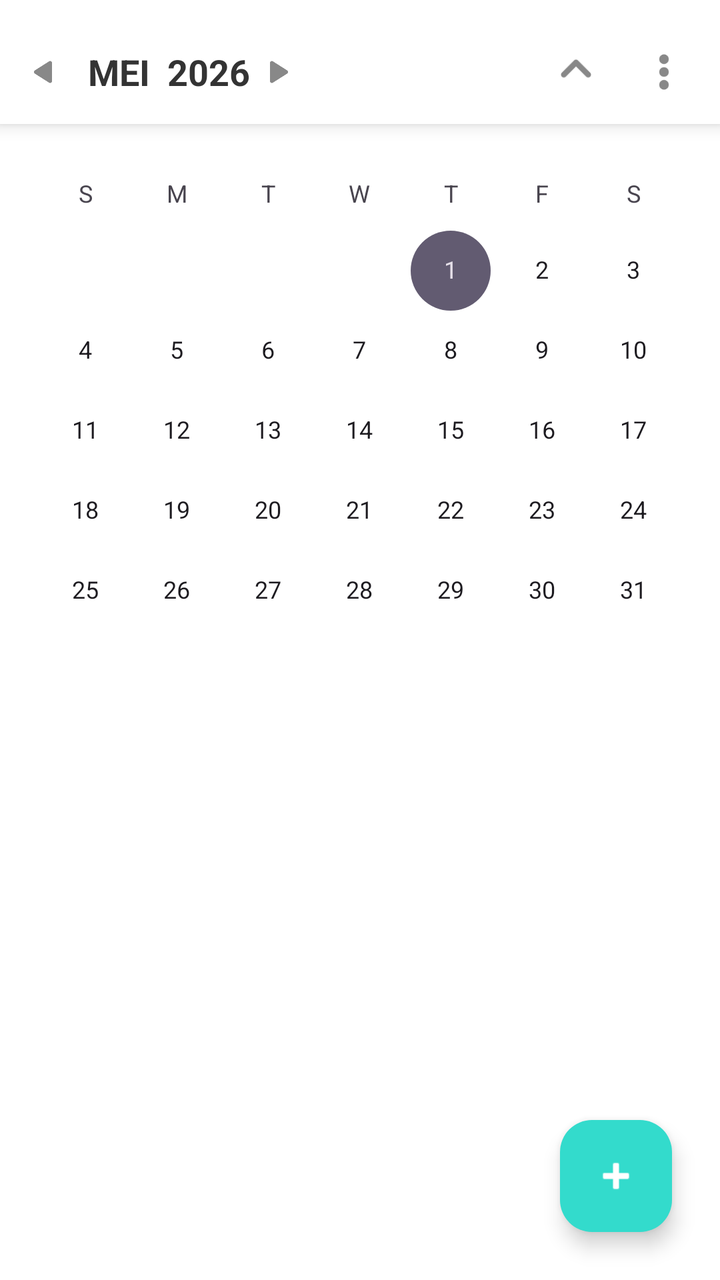
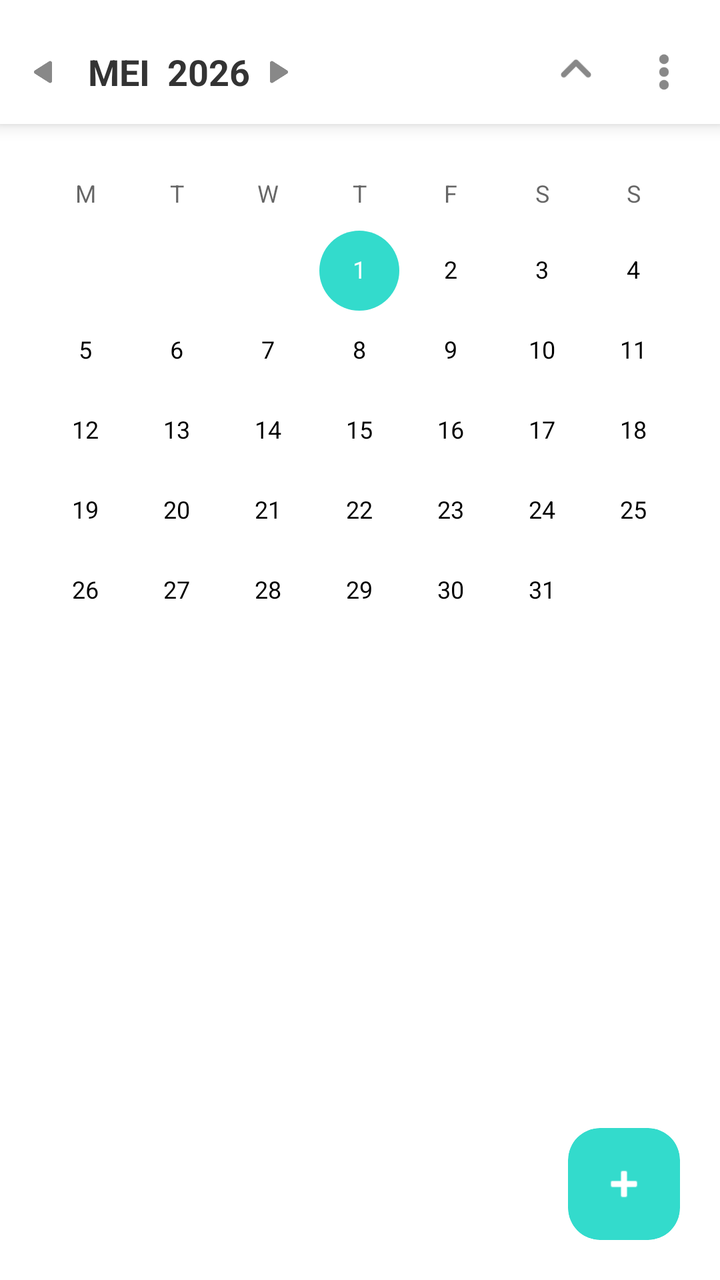

Two renders of the same Android screen: before a commit and after it. Below are the layout's source before the change and the commit's diff.
<!-- AndroidManifest.xml: application theme Theme.Todolist -->
<!-- res/layout/fragment_calendar.xml -->
<?xml version="1.0" encoding="utf-8"?>
<androidx.constraintlayout.widget.ConstraintLayout
    xmlns:android="http://schemas.android.com/apk/res/android"
    xmlns:app="http://schemas.android.com/apk/res-auto"
    android:layout_width="match_parent"
    android:layout_height="match_parent"
    android:background="#FFFFFF">

    <LinearLayout
        android:id="@+id/headerLayout"
        android:layout_width="match_parent"
        android:layout_height="wrap_content"
        android:orientation="horizontal"
        android:paddingHorizontal="16dp"
        android:paddingTop="20dp"
        android:paddingBottom="10dp"
        android:gravity="center_vertical"
        android:background="#FFFFFF"
        android:elevation="5dp"
        app:layout_constraintTop_toTopOf="parent">

        <ImageView android:layout_width="12dp" android:layout_height="12dp" android:src="@drawable/triangle_arrow" android:rotation="90" app:tint="#888888"/>
        <TextView android:layout_width="wrap_content" android:layout_height="wrap_content" android:text="MEI  2026" android:textSize="18sp" android:textStyle="bold" android:textColor="#333333" android:layout_marginStart="16dp"/>
        <ImageView android:layout_width="12dp" android:layout_height="12dp" android:src="@drawable/triangle_arrow" android:layout_marginStart="8dp" android:rotation="-90" app:tint="#888888"/>
        <View android:layout_width="0dp" android:layout_height="0dp" android:layout_weight="1"/>
        <ImageView android:layout_width="32dp" android:layout_height="32dp" android:src="@drawable/arrow_up" app:tint="#888888"/>
        <ImageView android:layout_width="24dp" android:layout_height="24dp" android:layout_marginStart="16dp" android:src="@drawable/menu_vertical" app:tint="#888888"/>
    </LinearLayout>

    <CalendarView
        android:id="@+id/calendarView"
        android:layout_width="match_parent"
        android:layout_height="wrap_content"
        android:layout_marginTop="-45dp"
        app:layout_constraintTop_toBottomOf="@id/headerLayout" />

    <com.google.android.material.floatingactionbutton.FloatingActionButton
        android:id="@+id/fabAdd"
        android:layout_width="wrap_content"
        android:layout_height="wrap_content"
        android:layout_marginEnd="24dp"
        android:layout_marginBottom="24dp"
        android:src="@android:drawable/ic_input_add"
        app:backgroundTint="#33dbcc"
        app:tint="#FFFFFF"
        app:elevation="6dp"
        app:layout_constraintBottom_toBottomOf="parent"
        app:layout_constraintEnd_toEndOf="parent"/>

</androidx.constraintlayout.widget.ConstraintLayout>
<!-- resources referenced by this layout -->
<resources>
  <!-- drawable arrow_up: png bitmap (drawable, 428 bytes) -->
  <!-- drawable menu_vertical: png bitmap (drawable, 1023 bytes) -->
  <!-- drawable triangle_arrow: png bitmap (drawable, 1017 bytes) -->
  <style name="Theme.Todolist" parent="Base.Theme.Todolist" />
  <style name="Base.Theme.Todolist" parent="Theme.Material3.DayNight.NoActionBar">
          
          
      </style>
</resources>

<!-- the commit's change to res/layout/fragment_calendar.xml (unified diff, before → after) -->
@@ -20,10 +20,17 @@
         app:layout_constraintTop_toTopOf="parent">
 
         <ImageView android:layout_width="12dp" android:layout_height="12dp" android:src="@drawable/triangle_arrow" android:rotation="90" app:tint="#888888"/>
-        <TextView android:layout_width="wrap_content" android:layout_height="wrap_content" android:text="MEI  2026" android:textSize="18sp" android:textStyle="bold" android:textColor="#333333" android:layout_marginStart="16dp"/>
+        <TextView android:id="@+id/tvBulanTahun" android:layout_width="wrap_content" android:layout_height="wrap_content" android:text="MEI  2026" android:textSize="18sp" android:textStyle="bold" android:textColor="#333333" android:layout_marginStart="16dp"/>
         <ImageView android:layout_width="12dp" android:layout_height="12dp" android:src="@drawable/triangle_arrow" android:layout_marginStart="8dp" android:rotation="-90" app:tint="#888888"/>
         <View android:layout_width="0dp" android:layout_height="0dp" android:layout_weight="1"/>
-        <ImageView android:layout_width="32dp" android:layout_height="32dp" android:src="@drawable/arrow_up" app:tint="#888888"/>
+
+        <ImageView
+            android:id="@+id/btnToggleCalendar"
+            android:layout_width="32dp"
+            android:layout_height="32dp"
+            android:src="@drawable/arrow_up"
+            app:tint="#888888"/>
+
         <ImageView android:layout_width="24dp" android:layout_height="24dp" android:layout_marginStart="16dp" android:src="@drawable/menu_vertical" app:tint="#888888"/>
     </LinearLayout>
 
@@ -32,19 +39,50 @@
         android:layout_width="match_parent"
         android:layout_height="wrap_content"
         android:layout_marginTop="-45dp"
+        android:theme="@style/CustomCalendar"
+        android:firstDayOfWeek="2"
         app:layout_constraintTop_toBottomOf="@id/headerLayout" />
 
-    <com.google.android.material.floatingactionbutton.FloatingActionButton
+    <LinearLayout
+        android:id="@+id/weekViewLayout"
+        android:layout_width="match_parent"
+        android:layout_height="wrap_content"
+        android:orientation="horizontal"
+        android:paddingHorizontal="20dp"
+        android:paddingTop="20dp"
+        android:paddingBottom="20dp"
+        android:visibility="gone"
+        app:layout_constraintTop_toBottomOf="@id/headerLayout">
+
+        <TextView android:layout_width="0dp" android:layout_weight="1" android:layout_height="wrap_content" android:text="Sen\n18" android:textAlignment="center" android:textColor="#333333" android:textStyle="bold"/>
+        <TextView android:layout_width="0dp" android:layout_weight="1" android:layout_height="wrap_content" android:text="Sel\n19" android:textAlignment="center" android:textColor="#333333" android:textStyle="bold"/>
+        <TextView android:layout_width="0dp" android:layout_weight="1" android:layout_height="wrap_content" android:text="Rab\n20" android:textAlignment="center" android:textColor="#333333" android:textStyle="bold"/>
+        <TextView android:layout_width="0dp" android:layout_weight="1" android:layout_height="wrap_content" android:text="Kam\n21" android:textAlignment="center" android:textColor="#333333" android:textStyle="bold"/>
+        <TextView android:layout_width="0dp" android:layout_weight="1" android:layout_height="wrap_content" android:text="Jum\n22" android:textAlignment="center" android:textColor="#333333" android:textStyle="bold"/>
+        <TextView android:layout_width="0dp" android:layout_weight="1" android:layout_height="wrap_content" android:text="Sab\n23" android:textAlignment="center" android:textColor="#FFFFFF" android:textStyle="bold" android:background="@drawable/category_selected" android:backgroundTint="#33dbcc"/>
+        <TextView android:layout_width="0dp" android:layout_weight="1" android:layout_height="wrap_content" android:text="Min\n24" android:textAlignment="center" android:textColor="#333333" android:textStyle="bold"/>
+    </LinearLayout>
+
+    <com.google.android.material.card.MaterialCardView
         android:id="@+id/fabAdd"
-        android:layout_width="wrap_content"
-        android:layout_height="wrap_content"
-        android:layout_marginEnd="24dp"
-        android:layout_marginBottom="24dp"
-        android:src="@android:drawable/ic_input_add"
-        app:backgroundTint="#33dbcc"
-        app:tint="#FFFFFF"
-        app:elevation="6dp"
+        android:layout_width="56dp"
+        android:layout_height="56dp"
+        android:layout_marginEnd="20dp"
+        android:layout_marginBottom="20dp"
+        app:cardBackgroundColor="#33dbcc"
+        app:cardCornerRadius="16dp"
+        app:cardElevation="0dp"
+        app:strokeWidth="0dp"
         app:layout_constraintBottom_toBottomOf="parent"
-        app:layout_constraintEnd_toEndOf="parent"/>
+        app:layout_constraintEnd_toEndOf="parent">
+
+        <ImageView
+            android:layout_width="24dp"
+            android:layout_height="24dp"
+            android:layout_gravity="center"
+            android:src="@android:drawable/ic_input_add"
+            app:tint="#FFFFFF"/>
+
+    </com.google.android.material.card.MaterialCardView>
 
 </androidx.constraintlayout.widget.ConstraintLayout>
<!-- resource entries referenced after the edit -->
@@ -1,8 +1,17 @@
 <!-- resources referenced by this layout -->
 <resources>
   <!-- drawable arrow_up: png bitmap (drawable, 428 bytes) -->
+  <!-- drawable category_selected (drawable) -->
+  <?xml version="1.0" encoding="utf-8"?>
+  <shape xmlns:android="http://schemas.android.com/apk/res/android">
+      <solid android:color="#7FA7FF"/>
+      <corners android:radius="28dp"/>
+  </shape>
   <!-- drawable menu_vertical: png bitmap (drawable, 1023 bytes) -->
   <!-- drawable triangle_arrow: png bitmap (drawable, 1017 bytes) -->
+  <style name="CustomCalendar" parent="Theme.AppCompat.Light">
+          <item name="colorAccent">#33dbcc</item> <item name="android:textColorPrimary">#000000</item> <item name="android:textStyle">bold</item>
+      </style>
   <style name="Theme.Todolist" parent="Base.Theme.Todolist" />
   <style name="Base.Theme.Todolist" parent="Theme.Material3.DayNight.NoActionBar">
           
